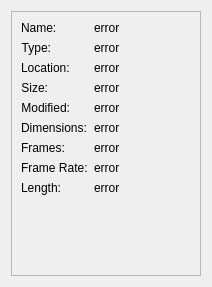
This is src/qvinfodialog.ui in jurplel/qView as Qt 5 draws it before an edit. The edited form follows.
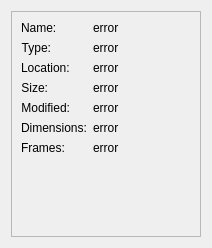
This is the edited form.

Patch:
```diff
--- a/src/qvinfodialog.ui
+++ b/src/qvinfodialog.ui
@@ -7,7 +7,7 @@
     <x>0</x>
     <y>0</y>
     <width>212</width>
-    <height>287</height>
+    <height>248</height>
    </rect>
   </property>
   <property name="windowTitle">
@@ -37,7 +37,7 @@
         <x>0</x>
         <y>0</y>
         <width>192</width>
-        <height>267</height>
+        <height>228</height>
        </rect>
       </property>
       <layout class="QFormLayout" name="formLayout_2">
@@ -166,37 +166,6 @@
          </property>
         </widget>
        </item>
-       <item row="7" column="0">
-        <widget class="QLabel" name="label_7">
-         <property name="text">
-          <string>Frame Rate:</string>
-         </property>
-        </widget>
-       </item>
-       <item row="7" column="1">
-        <widget class="QLabel" name="fpsLabel">
-         <property name="enabled">
-          <bool>true</bool>
-         </property>
-         <property name="text">
-          <string>error</string>
-         </property>
-        </widget>
-       </item>
-       <item row="8" column="0">
-        <widget class="QLabel" name="label_8">
-         <property name="text">
-          <string>Length:</string>
-         </property>
-        </widget>
-       </item>
-       <item row="8" column="1">
-        <widget class="QLabel" name="lengthLabel">
-         <property name="text">
-          <string>error</string>
-         </property>
-        </widget>
-       </item>
       </layout>
      </widget>
     </widget>
```
Left out of the diff: 2 changed lines with no effect on the pictures.
